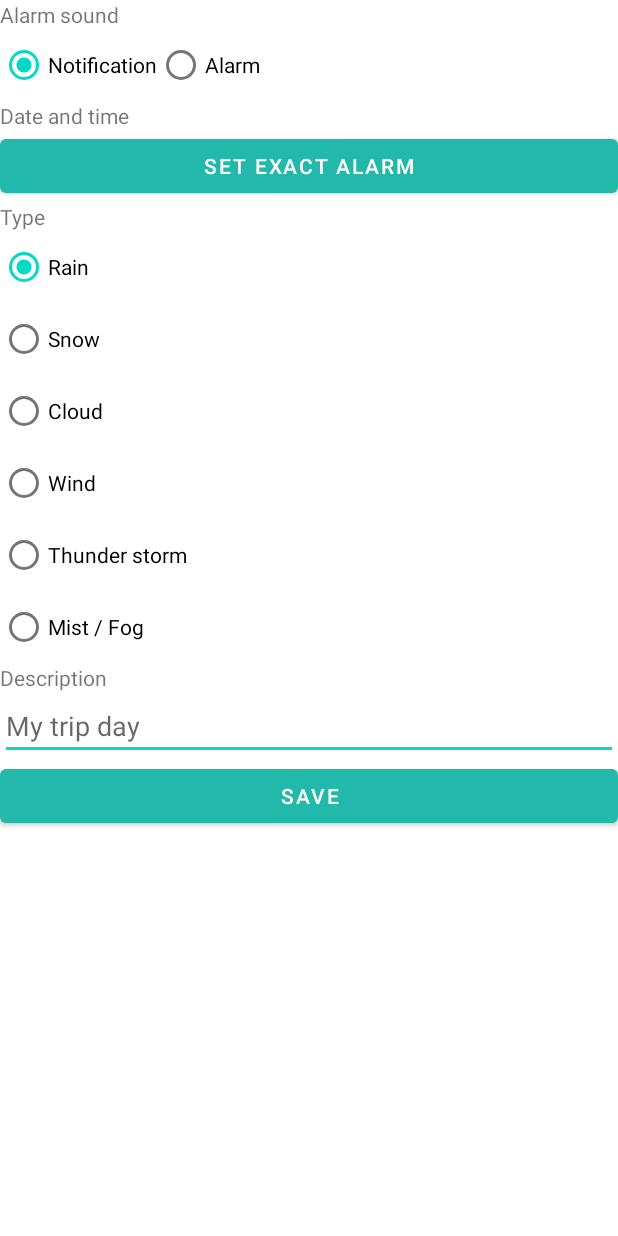
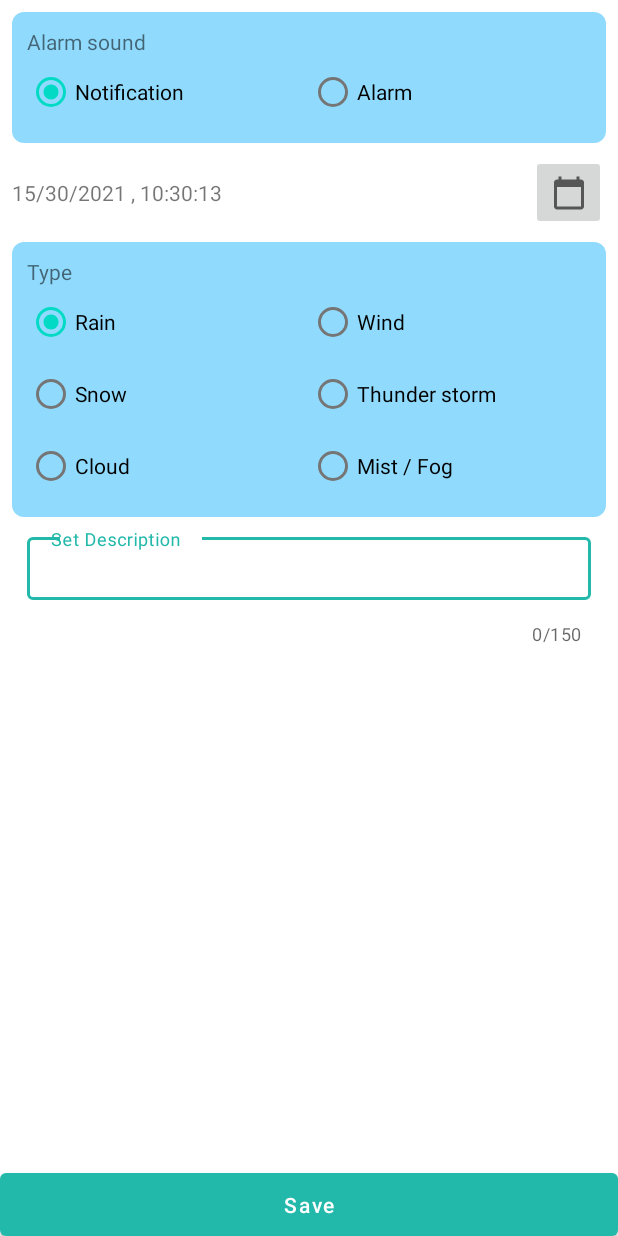
Before and after one commit to AsmaaElbanna/WeatherForecast, an Android app: the AlarmActivity screen opened directly, with no data from a screen before it, on a phone screen of 412 x 824 dp. Run offline under Robolectric (Android 15) with nearby library versions, the phone set to English and light mode, and no system bars; our stand-ins replace Dagger/Hilt's generated code, data binding; libraries missing offline, so code that uses them is left out: io.karn.notify; network calls fail.

Commit message:
alarm design

```diff
--- a/app/src/main/java/com/happycomp/weatherforecast/view/activity/AlarmActivity.kt
+++ b/app/src/main/java/com/happycomp/weatherforecast/view/activity/AlarmActivity.kt
@@ -2,16 +2,18 @@ package com.happycomp.weatherforecast.view.activity
 
 import android.app.DatePickerDialog
 import android.app.TimePickerDialog
+import android.content.Intent
 import android.os.Bundle
 import android.widget.Toast
 import androidx.activity.viewModels
 import androidx.appcompat.app.AppCompatActivity
 import com.happycomp.weatherforecast.R
-import com.happycomp.weatherforecast.databinding.ActivityAlarmBinding
 import com.happycomp.weatherforecast.model.enums.AlarmType
 import com.happycomp.weatherforecast.model.pojo.Alarm
 import com.happycomp.weatherforecast.alarmmanager.reciever.AlarmReciever
 import com.happycomp.weatherforecast.alarmmanager.service.AlarmService
+import com.happycomp.weatherforecast.databinding.ActivityAlarmBinding
+import com.happycomp.weatherforecast.view.fragment.AlertFragment
 import com.happycomp.weatherforecast.viewmodel.AlarmVM
 import dagger.hilt.android.AndroidEntryPoint
 import java.util.*
@@ -35,6 +37,8 @@ class AlarmActivity : AppCompatActivity() {
         alarmService = AlarmService(this)
         alarmReciever = AlarmReciever()
 
+        binding.dateAndTime.text=alarmReciever.convertDate(System.currentTimeMillis()).toString()
+
         // type
         binding.rgType.setOnCheckedChangeListener { _, checkedId ->
             val type = when (checkedId) {
@@ -54,6 +58,7 @@ class AlarmActivity : AppCompatActivity() {
                 alarmVM.time.value = alarmReciever.convertDate(timeInMillis)
                 alarmVM.timeInMS.value = timeInMillis
             }
+            binding.dateAndTime.text=""+alarmVM.time.value
         }
 
         binding.btnSave.setOnClickListener {
@@ -68,8 +73,9 @@ class AlarmActivity : AppCompatActivity() {
                 alarmVM.type.value!!,
                 alarmVM.desc.get()!!
             )
-
             alarmVM.addAlarm(alarm)
+            val intent = Intent(this, AlertFragment::class.java)
+            startActivity(intent)
 
 //            setAlarm { timeInMillis ->
 //                alarmService.setExactAlarm(timeInMillis)
@@ -84,6 +90,7 @@ class AlarmActivity : AppCompatActivity() {
                 Toast.LENGTH_SHORT
             ).show()
         }
+
 
         // alarm=Alarm()
 //        binding.setRepetitive.setOnClickListener{
--- /dev/null
+++ b/app/src/main/res/drawable/background_border.xml
@@ -0,0 +1,9 @@
+<?xml version="1.0" encoding="utf-8"?>
+<selector xmlns:android="http://schemas.android.com/apk/res/android">
+        <item >
+            <shape android:shape="rectangle"  >
+                <corners android:radius="8dp" />
+                <solid android:color="#7208AEFB"/>
+            </shape>
+        </item>
+</selector>
--- /dev/null
+++ b/app/src/main/res/drawable/ic_baseline_calendar_today_24.xml
@@ -0,0 +1,10 @@
+<vector xmlns:android="http://schemas.android.com/apk/res/android"
+    android:width="24dp"
+    android:height="24dp"
+    android:viewportWidth="24"
+    android:viewportHeight="24"
+    android:tint="?attr/colorControlNormal">
+  <path
+      android:fillColor="@android:color/white"
+      android:pathData="M20,3h-1L19,1h-2v2L7,3L7,1L5,1v2L4,3c-1.1,0 -2,0.9 -2,2v16c0,1.1 0.9,2 2,2h16c1.1,0 2,-0.9 2,-2L22,5c0,-1.1 -0.9,-2 -2,-2zM20,21L4,21L4,8h16v13z"/>
+</vector>
--- a/app/src/main/res/layout/activity_alarm.xml
+++ b/app/src/main/res/layout/activity_alarm.xml
@@ -1,4 +1,5 @@
 <?xml version="1.0" encoding="utf-8"?>
+
 <layout xmlns:android="http://schemas.android.com/apk/res/android"
     xmlns:app="http://schemas.android.com/apk/res-auto"
     xmlns:tools="http://schemas.android.com/tools">
@@ -8,81 +9,110 @@
             name="alarmVM"
             type="com.happycomp.weatherforecast.viewmodel.AlarmVM" />
     </data>
+    <androidx.constraintlayout.widget.ConstraintLayout
+        android:layout_width="match_parent"
+        android:layout_height="match_parent"
+        tools:context=".view.activity.AlarmActivity">
+
+        <ScrollView
+            android:layout_width="match_parent"
+            android:layout_height="0dp"
+            app:layout_constraintBottom_toTopOf="@+id/btnSave"
+            app:layout_constraintEnd_toEndOf="parent"
+            app:layout_constraintHorizontal_bias="0.0"
+            app:layout_constraintStart_toStartOf="parent"
+            app:layout_constraintTop_toTopOf="parent"
+            app:layout_constraintVertical_bias="0.0">
+
+            <androidx.constraintlayout.widget.ConstraintLayout
+                android:layout_width="match_parent"
+                android:layout_height="0dp">
+
+
+                <LinearLayout
+                    android:id="@+id/alarmSoundContainer"
+                    android:layout_width="0dp"
+                    android:layout_height="wrap_content"
+                    android:layout_marginStart="8dp"
+                    android:layout_marginTop="8dp"
+                    android:layout_marginEnd="8dp"
+                    android:background="@drawable/background_border"
+                    android:orientation="vertical"
+                    android:padding="10dp"
+                    app:layout_constraintEnd_toEndOf="parent"
+                    app:layout_constraintStart_toStartOf="parent"
+                    app:layout_constraintTop_toTopOf="parent">
+
+                    <TextView
+                        android:id="@+id/textView"
+                        android:layout_width="match_parent"
+                        android:layout_height="wrap_content"
+                        android:text="@string/alarm_sound" />
+
+                    <RadioGroup
+                        android:id="@+id/rgAlarmSound"
+                        android:layout_width="match_parent"
+                        android:layout_height="wrap_content"
+                        android:checkedButton="@id/rbNotification"
+                        android:orientation="horizontal"
+                        android:weightSum="2">
+
+                        <RadioButton
+                            android:id="@+id/rbNotification"
+                            android:layout_width="match_parent"
+                            android:layout_height="wrap_content"
+                            android:layout_weight="1"
+                            android:text="@string/notification" />
+
+                        <RadioButton
+                            android:id="@+id/rbAlarm"
+                            android:layout_width="match_parent"
+                            android:layout_height="wrap_content"
+                            android:layout_weight="1"
+                            android:text="@string/alarm" />
+                    </RadioGroup>
+                </LinearLayout>
+
+                <ImageButton
+                    android:id="@+id/set_exact_alarm"
+                    android:layout_width="50dp"
+                    android:layout_height="50dp"
+                    android:layout_marginTop="8dp"
+                    android:src="@drawable/ic_baseline_calendar_today_24"
+                    app:layout_constraintEnd_toEndOf="@+id/alarmSoundContainer"
+                    app:layout_constraintTop_toBottomOf="@+id/alarmSoundContainer" />
+
+                <LinearLayout
+                    android:id="@+id/linearLayout3"
+                    android:layout_width="0dp"
+                    android:layout_height="wrap_content"
+                    android:layout_marginTop="8dp"
+                    android:background="@drawable/background_border"
+                    android:orientation="vertical"
+                    android:padding="10dp"
+                    app:layout_constraintEnd_toEndOf="@+id/set_exact_alarm"
+                    app:layout_constraintStart_toStartOf="@+id/dateAndTime"
+                    app:layout_constraintTop_toBottomOf="@+id/set_exact_alarm">
+
+                    <TextView
+                        android:id="@+id/textView2"
+                        android:layout_width="match_parent"
+                        android:layout_height="wrap_content"
+                        android:text="@string/type" />
+
+                    <RadioGroup
+                        android:id="@+id/rgType"
+                        android:layout_width="match_parent"
+                        android:layout_height="wrap_content"
+                        android:checkedButton="@id/rbRain"
+                        android:orientation="horizontal"
+                        android:weightSum="2">
 
                         <LinearLayout
                             android:layout_width="match_parent"
                             android:layout_height="match_parent"
-        android:orientation="vertical"
-        tools:context=".view.activity.AlarmActivity">
-
-        <LinearLayout
-            android:id="@+id/alarmSoundContainer"
-            android:layout_width="match_parent"
-            android:layout_height="wrap_content"
+                            android:layout_weight="1"
                             android:orientation="vertical">
-
-            <TextView
-                android:layout_width="wrap_content"
-                android:layout_height="wrap_content"
-                android:text="Alarm sound" />
-
-            <RadioGroup
-                android:id="@+id/rgAlarmSound"
-                android:layout_width="wrap_content"
-                android:layout_height="match_parent"
-                android:orientation="horizontal"
-                android:checkedButton="@id/rbNotification">
-
-                <RadioButton
-                    android:id="@+id/rbNotification"
-                    android:layout_width="wrap_content"
-                    android:layout_height="wrap_content"
-                    android:text="Notification" />
-
-                <RadioButton
-                    android:id="@+id/rbAlarm"
-                    android:layout_width="wrap_content"
-                    android:layout_height="wrap_content"
-                    android:text="Alarm"
-
-                    android:checked="@={alarmVM.isSound}"/>
-            </RadioGroup>
-        </LinearLayout>
-
-        <LinearLayout
-            android:layout_width="match_parent"
-            android:layout_height="wrap_content"
-            android:orientation="vertical">
-
-            <TextView
-                android:layout_width="match_parent"
-                android:layout_height="wrap_content"
-                android:text="Date and time" />
-
-            <Button
-                android:id="@+id/set_exact_alarm"
-                android:layout_width="match_parent"
-                android:layout_height="wrap_content"
-                android:text="Set exact alarm" />
-        </LinearLayout>
-
-        <LinearLayout
-            android:id="@+id/typeContainer"
-            android:layout_width="match_parent"
-            android:layout_height="wrap_content"
-            android:orientation="vertical">
-
-            <TextView
-                android:layout_width="wrap_content"
-                android:layout_height="wrap_content"
-                android:text="Type" />
-
-            <RadioGroup
-                android:id="@+id/rgType"
-                android:layout_width="wrap_content"
-                android:layout_height="match_parent"
-                android:orientation="vertical"
-                android:checkedButton="@id/rbRain">
 
                             <RadioButton
                                 android:id="@+id/rbRain"
@@ -92,7 +122,7 @@
 
                             <RadioButton
                                 android:id="@+id/rbSnow"
-                    android:layout_width="wrap_content"
+                                android:layout_width="match_parent"
                                 android:layout_height="wrap_content"
                                 android:text="@string/snow" />
 
@@ -101,6 +131,14 @@
                                 android:layout_width="wrap_content"
                                 android:layout_height="wrap_content"
                                 android:text="@string/cloud" />
+                        </LinearLayout>
+
+
+                        <LinearLayout
+                            android:layout_width="match_parent"
+                            android:layout_height="match_parent"
+                            android:layout_weight="1"
+                            android:orientation="vertical">
 
                             <RadioButton
                                 android:id="@+id/rbWind"
@@ -119,31 +157,55 @@
                                 android:layout_width="wrap_content"
                                 android:layout_height="wrap_content"
                                 android:text="@string/mist_fog" />
+                        </LinearLayout>
+
                     </RadioGroup>
                 </LinearLayout>
 
-        <LinearLayout
-            android:layout_width="match_parent"
+                <com.google.android.material.textfield.TextInputLayout
+                    android:id="@+id/textInputLayout"
+                    style="@style/Widget.MaterialComponents.TextInputLayout.OutlinedBox"
+                    android:layout_width="0dp"
                     android:layout_height="wrap_content"
-            android:orientation="vertical">
+                    android:layout_marginTop="8dp"
+                    app:counterEnabled="true"
+                    app:counterMaxLength="150"
+                    app:layout_constraintEnd_toEndOf="@+id/linearLayout3"
+                    app:layout_constraintStart_toStartOf="@+id/linearLayout3"
+                    app:layout_constraintTop_toBottomOf="@+id/linearLayout3">
 
-            <TextView
-                android:layout_width="wrap_content"
-                android:layout_height="wrap_content"
-                android:text="@string/description" />
-
-            <EditText
+                    <com.google.android.material.textfield.TextInputEditText
                         android:id="@+id/etDescription"
                         android:layout_width="match_parent"
                         android:layout_height="wrap_content"
-                android:text="@={alarmVM.desc}"
-                android:hint="@string/my_trip_day" />
-        </LinearLayout>
+                        android:layout_margin="10dp"
+                        android:hint="@string/set_description"
+                        android:maxLength="150"
+                        android:padding="10dp" />
+                </com.google.android.material.textfield.TextInputLayout>
+
+                <TextView
+                   android:id="@+id/dateAndTime"
+                    android:layout_width="0dp"
+                    android:layout_height="wrap_content"
+                    android:layout_marginEnd="8dp"
+                    android:text="TextView"
+                    app:layout_constraintBottom_toBottomOf="@+id/set_exact_alarm"
+                    app:layout_constraintEnd_toStartOf="@+id/set_exact_alarm"
+                    app:layout_constraintStart_toStartOf="@+id/alarmSoundContainer"
+                    app:layout_constraintTop_toTopOf="@+id/set_exact_alarm" />
+            </androidx.constraintlayout.widget.ConstraintLayout>
+        </ScrollView>
 
         <Button
             android:id="@+id/btnSave"
-            android:layout_width="match_parent"
+            android:layout_width="0dp"
             android:layout_height="wrap_content"
-            android:text="@string/save" />
-    </LinearLayout>
+            android:insetBottom="0dp"
+            android:text="@string/save"
+            android:textAllCaps="false"
+            app:layout_constraintBottom_toBottomOf="parent"
+            app:layout_constraintEnd_toEndOf="parent"
+            app:layout_constraintStart_toStartOf="parent" />
+    </androidx.constraintlayout.widget.ConstraintLayout>
 </layout>
--- a/app/src/main/res/layout/fragment_settings.xml
+++ b/app/src/main/res/layout/fragment_settings.xml
@@ -20,7 +20,6 @@
             android:layout_height="0dp"
             android:layout_weight="1"
             android:orientation="vertical">
-
 
             <TextView
                 android:layout_width="match_parent"
--- a/app/src/main/res/values/strings.xml
+++ b/app/src/main/res/values/strings.xml
@@ -46,6 +46,12 @@
     <string name="set_alarm">Set alarm</string>
     <string name="off">Off</string>
     <string name="on">On</string>
+    <string name="alarm_sound">Alarm sound</string>
+    <string name="notification">Notification</string>
+    <string name="alarm">Alarm</string>
+    <string name="set_description">Set Description</string>
+    <string name="type">Type</string>
+    <string name="set_date_and_time">Set Date and Time</string>
 
     <string-array name="alarm_type">
         <item>@string/rain</item>
```
Also changed, not shown: app/src/main/res/drawable-v24/bakar.jpg (added), 1 other file. Lines whose indentation alone changed are shown as unchanged.
